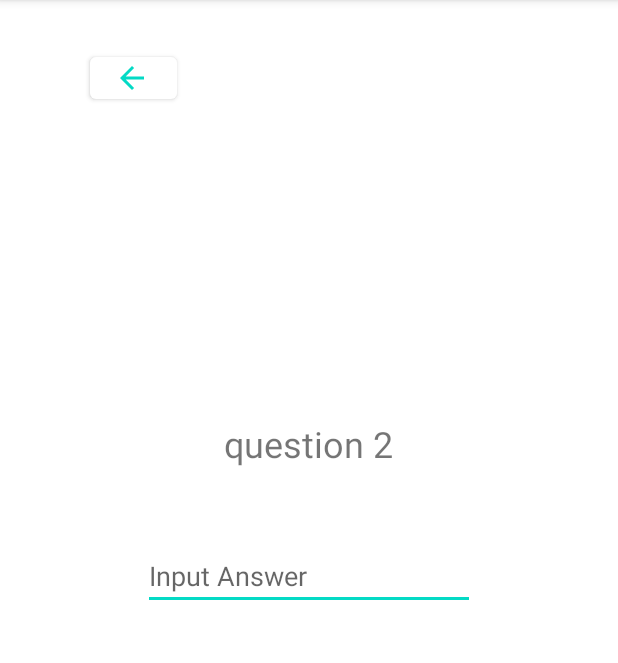
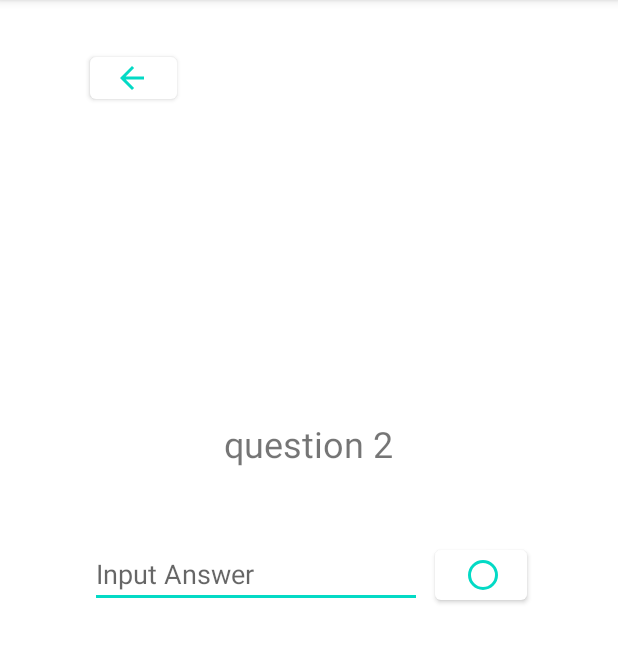
Before and after one commit to kelchenn/BrainTrainingApp, an Android app: the PlayActivity screen opened directly, with no data from a screen before it, after a tap on "TRIVIA", on a phone screen of 412 x 824 dp, the part 84-747 px from its top. Run offline under Robolectric (Android 15) with nearby library versions, the phone set to English and light mode, and no system bars.

Commit message:
base trivia game completed

```diff
--- a/app/src/main/java/com/example/braintraining/ui/play/TriviaActivity.java
+++ b/app/src/main/java/com/example/braintraining/ui/play/TriviaActivity.java
@@ -4,16 +4,17 @@ import androidx.appcompat.app.AppCompatActivity;
 
 import android.app.Activity;
 import android.content.Intent;
+import android.graphics.Color;
 import android.media.MediaPlayer;
 import android.os.Bundle;
 import android.view.View;
 import android.widget.Button;
 import android.widget.EditText;
 import android.widget.TextView;
+import android.os.Handler;
 
 import com.example.braintraining.MainActivity;
 import com.example.braintraining.R;
-import com.example.braintraining.ui.settings.SettingsActivity;
 
 import java.util.*;
 
@@ -25,7 +26,9 @@ public class TriviaActivity extends AppCompatActivity {
         setContentView(R.layout.activity_trivia);
 
         Button backButton;
+        Button enterButton;
         Random random = new Random();
+        final Handler handler = new Handler();
 
         String[] triviaQuestions = new String[5];
         triviaQuestions[0] = "question 1";
@@ -34,13 +37,53 @@ public class TriviaActivity extends AppCompatActivity {
         triviaQuestions[3] = "question 4";
         triviaQuestions[4] = "question 5";
 
+        String[] triviaAnswers = new String[5];
+        triviaAnswers[0] = "answer 1";
+        triviaAnswers[1] = "answer 2";
+        triviaAnswers[2] = "answer 3";
+        triviaAnswers[3] = "answer 4";
+        triviaAnswers[4] = "answer 5";
+
+        final boolean[] clickedButton = {false};
+
         int triviaQuestionNumber = random.nextInt(5);
 
         TextView textTrivia = (TextView)findViewById(R.id.textTrivia);
         textTrivia.setText(triviaQuestions[triviaQuestionNumber]);
 
         EditText triviaInput = (EditText) findViewById(R.id.triviaEditText);
-        String triviaAnswer = triviaInput.getText().toString();
+
+        TextView responseText = (TextView)findViewById(R.id.responseText);
+
+        enterButton = (Button)findViewById(R.id.enterButton);
+
+        String response = getString(R.string.text_incorrect) + " " + triviaAnswers[triviaQuestionNumber];
+
+        enterButton.setOnClickListener(new View.OnClickListener() {
+            @Override
+            public void onClick(View v) {
+                String triviaUserAnswer = triviaInput.getText().toString();
+                if (triviaUserAnswer.equals(triviaAnswers[triviaQuestionNumber])) {
+                    responseText.setText(R.string.text_correct);
+                    handler.postDelayed(new Runnable() {
+                        @Override
+                        public void run() {
+                            finish();
+                            startActivity(getIntent());
+                        }
+                    }, 5000);
+                } else {
+                    responseText.setText(response);
+                    handler.postDelayed(new Runnable() {
+                        @Override
+                        public void run() {
+                            finish();
+                            startActivity(getIntent());
+                        }
+                    }, 5000);
+                }
+            }
+        });
 
         backButton = (Button)findViewById(R.id.backButton4);
         final MediaPlayer mp = MediaPlayer.create(this, R.raw.byebye);
--- a/app/src/main/res/layout/activity_settings.xml
+++ b/app/src/main/res/layout/activity_settings.xml
@@ -22,6 +22,7 @@
         app:layout_constraintStart_toStartOf="parent"
         app:layout_constraintTop_toTopOf="parent"
         app:layout_constraintVertical_bias="0.044" />
+
     <androidx.appcompat.widget.SwitchCompat
         android:layout_width="73dp"
         android:layout_height="50dp"
--- a/app/src/main/res/layout/activity_trivia.xml
+++ b/app/src/main/res/layout/activity_trivia.xml
@@ -23,6 +23,23 @@
         app:layout_constraintTop_toTopOf="parent"
         app:layout_constraintVertical_bias="0.044" />
 
+    <Button
+        android:id="@+id/enterButton"
+        android:layout_width="61dp"
+        android:layout_height="45dp"
+        android:textColor="@color/teal_200"
+        android:textColorHint="@color/white"
+        android:textColorLink="@color/teal_200"
+        app:backgroundTint="@color/white"
+        app:icon="?android:attr/listChoiceIndicatorSingle"
+        app:iconTint="@color/teal_200"
+        app:layout_constraintBottom_toBottomOf="parent"
+        app:layout_constraintEnd_toEndOf="parent"
+        app:layout_constraintHorizontal_bias="0.827"
+        app:layout_constraintStart_toStartOf="parent"
+        app:layout_constraintTop_toTopOf="parent"
+        app:layout_constraintVertical_bias="0.499" />
+
     <TextView
         android:id="@+id/textTrivia"
         android:layout_width="wrap_content"
@@ -36,16 +53,18 @@
         app:layout_constraintTop_toTopOf="parent"
         app:layout_constraintVertical_bias="0.38" />
 
-    <com.google.android.material.textfield.TextInputLayout
-        android:id="@+id/answerText"
-        android:layout_width="231dp"
-        android:layout_height="50dp"
+    <TextView
+        android:id="@+id/responseText"
+        android:layout_width="381dp"
+        android:layout_height="28dp"
+        android:gravity="center_horizontal"
+        android:text=""
+        android:textSize="18sp"
         app:layout_constraintBottom_toBottomOf="parent"
         app:layout_constraintEnd_toEndOf="parent"
         app:layout_constraintStart_toStartOf="parent"
-        app:layout_constraintTop_toTopOf="parent">
-
-    </com.google.android.material.textfield.TextInputLayout>
+        app:layout_constraintTop_toTopOf="parent"
+        app:layout_constraintVertical_bias="0.317" />
 
     <com.google.android.material.textfield.TextInputEditText
         android:id="@+id/triviaEditText"
@@ -54,7 +73,9 @@
         android:hint="@string/text_answer"
         app:layout_constraintBottom_toBottomOf="parent"
         app:layout_constraintEnd_toEndOf="parent"
+        app:layout_constraintHorizontal_bias="0.315"
         app:layout_constraintStart_toStartOf="parent"
-        app:layout_constraintTop_toTopOf="parent" />
+        app:layout_constraintTop_toTopOf="parent"
+        app:layout_constraintVertical_bias="0.498" />
 
 </androidx.constraintlayout.widget.ConstraintLayout>
--- a/app/src/main/res/values/strings.xml
+++ b/app/src/main/res/values/strings.xml
@@ -9,6 +9,8 @@
     <string name="game_trivia">Trivia</string>
     <string name="text_trivia">placeholder question?</string>
     <string name="text_answer">Input Answer</string>
+    <string name="text_correct">Correct!</string>
+    <string name="text_incorrect">Incorrect, the correct answer is:</string>
     <string name="game_riddles">Riddles</string>
     <string name="game_reaction">Reaction</string>
     <string name="game_shapes">Shapes</string>
```
